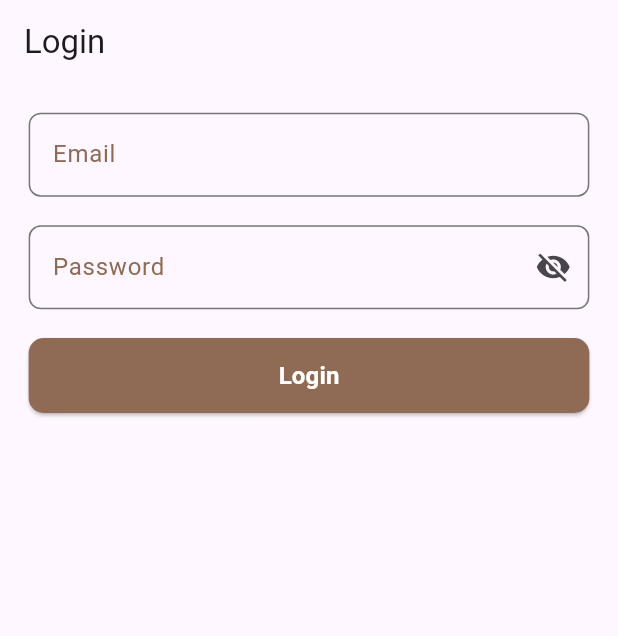
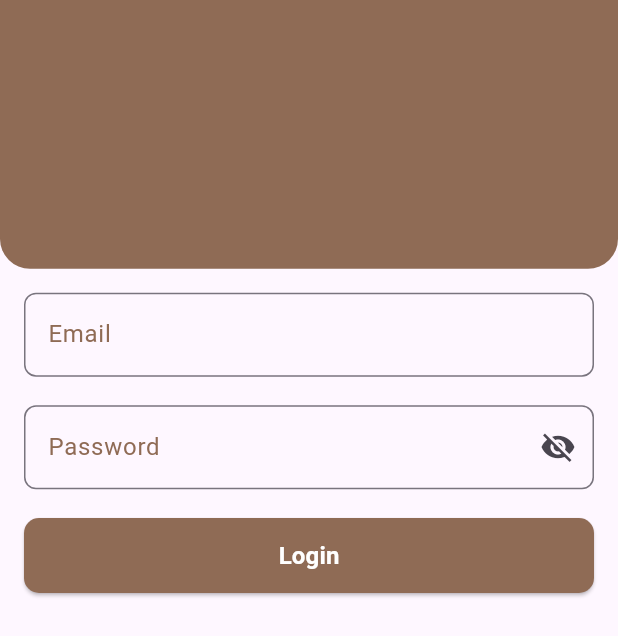
Before and after one commit to drax6055/flutter_template, a Flutter app: the screen it shows after launch, on a phone screen of 412 x 824 dp. Shown: the top 636 px of the screen. Run offline on Flutter 3.47's test engine with Material 3 defaults, Android fonts, the phone set to English and light mode, and no system bars; our stand-ins replace dio, flutter_screenutil, flutter_secure_storage, get, pretty_dio_logger, shared_preferences.

Commit message:
working on login page

```diff
--- a/lib/main.dart
+++ b/lib/main.dart
@@ -16,7 +16,6 @@ void main() {
   ));
   runApp(const MyApp());
 }
-
 class MyApp extends StatelessWidget {
   const MyApp({Key? key}) : super(key: key);
 
--- a/lib/ui/auth/login_screen.dart
+++ b/lib/ui/auth/login_screen.dart
@@ -1,5 +1,6 @@
 import 'package:flutter/material.dart';
 import 'package:flutter_screenutil/flutter_screenutil.dart';
+import 'package:flutter_template/utils/colors.dart';
 import 'package:get/get.dart';
 import '../../wiget/Custome_textfield.dart';
 import '../../wiget/Custome_button.dart';
@@ -12,25 +13,16 @@ class LoginScreen extends StatelessWidget {
   @override
   Widget build(BuildContext context) {
     return Scaffold(
-      appBar: AppBar(
-        title: Text('Login'),
-      ),
-      body: Padding(
-        padding: EdgeInsets.all(16.h),
-        child: Form(
+      body:  Form(
           child: SingleChildScrollView(
             child: Column(
               children: [
-                InputTxtfield_Email(),
-                SizedBox(height: 16.h),
-                InputTxtfield_Pass(),
-                SizedBox(height: 16.h),
-                Btn_Login(),
+               Login_screen(),
               ],
             ),
           ),
         ),
-      ),
+
     );
   }
 
@@ -72,4 +64,44 @@ class LoginScreen extends StatelessWidget {
       },
     );
   }
+     Widget login_screen_header() {
+      return Stack(
+        children: [
+          Container(
+            height: 150.h,
+            width: double.infinity,
+            decoration: BoxDecoration(
+              color: primaryColor,
+              borderRadius: BorderRadius.only(
+                bottomLeft: Radius.circular(20),
+                bottomRight: Radius.circular(20),
+              ),
+            ),
+          )
+        ],
+      );
+     }
+
+   Widget login_screen_body() {
+    return Padding(
+      padding: const EdgeInsets.all(16),
+      child: Column(
+        children: [
+          InputTxtfield_Email(),
+          SizedBox(height: 16.h),
+          InputTxtfield_Pass(),
+          SizedBox(height: 16.h),
+          Btn_Login(),
+        ],
+      ),
+    );
+   }
+   Widget Login_screen(){
+    return Column(
+      children: [
+        login_screen_header(),
+        login_screen_body(),
+      ],
+    );
+   }
 }
```
